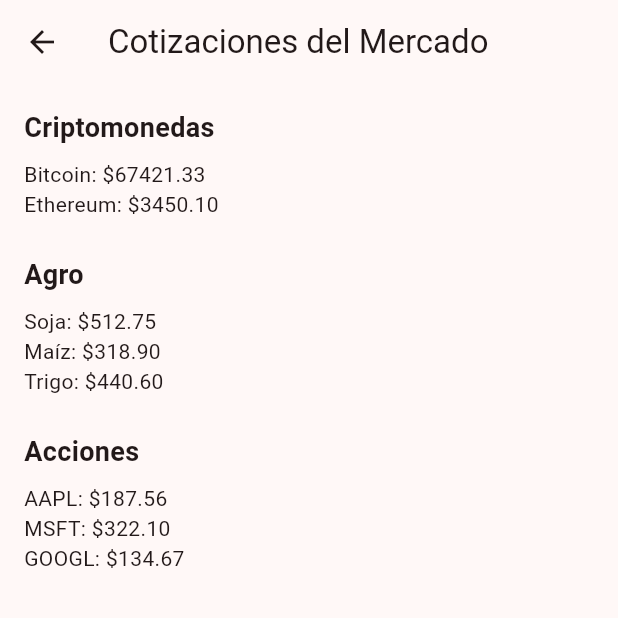
After one commit to arincassia/abaez-flutter001, a Flutter app: the MarketScreen screen opened directly, on a phone screen of 412 x 824 dp, the top half of it. The commit adds this screen. Run offline on Flutter 3.47's test engine with Material 3 defaults, Android fonts, the phone set to English and light mode, and no system bars.

Commit message:
Agrega ejemplos de clean arquitecture

```diff
--- /dev/null
+++ b/lib/api/service/market_data_service.dart
@@ -0,0 +1,28 @@
+import 'package:abaez/data/agro_commodities_repository.dart';
+import 'package:abaez/data/crypto_prices_repository.dart';
+import 'package:abaez/data/stock_market_repository.dart';
+
+class MarketDataService {
+  //Composición
+  final CryptoPricesRepository cryptoRepo;
+  final AgroCommoditiesRepository agroRepo;
+  final StockMarketRepository stockRepo;
+
+  MarketDataService({
+    required this.cryptoRepo,
+    required this.agroRepo,
+    required this.stockRepo,
+  });
+
+  Future<Map<String, dynamic>> getAllMarketData() async {
+    final crypto = await cryptoRepo.getCryptoPrices();
+    final agro = await agroRepo.getCommoditiesPrices();
+    final stocks = await stockRepo.getStockPrices();
+
+    return {
+      'Criptomonedas': crypto,
+      'Agro': agro,
+      'Acciones': stocks,
+    };
+  }
+}
--- /dev/null
+++ b/lib/data/agro_commodities_repository.dart
@@ -0,0 +1,10 @@
+class AgroCommoditiesRepository {
+  Future<Map<String, double>> getCommoditiesPrices() async {
+    await Future.delayed(Duration(milliseconds: 500));
+    return {
+      'Soja': 512.75,
+      'Maíz': 318.90,
+      'Trigo': 440.60,
+    };
+  }
+}
--- /dev/null
+++ b/lib/data/crypto_prices_repository.dart
@@ -0,0 +1,9 @@
+class CryptoPricesRepository {
+  Future<Map<String, double>> getCryptoPrices() async {
+    await Future.delayed(Duration(milliseconds: 500));
+    return {
+      'Bitcoin': 67421.33,
+      'Ethereum': 3450.10,
+    };
+  }
+}
--- /dev/null
+++ b/lib/data/stock_market_repository.dart
@@ -0,0 +1,10 @@
+class StockMarketRepository {
+  Future<Map<String, double>> getStockPrices() async {
+    await Future.delayed(Duration(milliseconds: 500));
+    return {
+      'AAPL': 187.56,
+      'MSFT': 322.10,
+      'GOOGL': 134.67,
+    };
+  }
+}
--- a/lib/views/login_screen.dart
+++ b/lib/views/login_screen.dart
@@ -1,3 +1,4 @@
+import 'package:abaez/views/market_screen.dart';
 import 'package:flutter/material.dart';
 import 'package:abaez/api/service/auth_service.dart';
 import 'package:abaez/views/welcom_srceen.dart';
@@ -76,7 +77,7 @@ class _LoginScreenState extends State<LoginScreen> {
                     Navigator.push(
                     context,
                     MaterialPageRoute(
-                    builder: (context) => WelcomeScreen(username: _usernameController.text.trim()),
+                    builder: (context) => MarketScreen(),
                   ),
                   );
                   }
--- /dev/null
+++ b/lib/views/market_screen.dart
@@ -0,0 +1,55 @@
+import 'package:abaez/api/service/market_data_service.dart';
+import 'package:abaez/data/agro_commodities_repository.dart';
+import 'package:abaez/data/crypto_prices_repository.dart';
+import 'package:abaez/data/stock_market_repository.dart';
+import 'package:flutter/material.dart';
+
+class MarketScreen extends StatelessWidget {
+  final MarketDataService service = MarketDataService(
+    cryptoRepo: CryptoPricesRepository(),
+    agroRepo: AgroCommoditiesRepository(),
+    stockRepo: StockMarketRepository(),
+  );
+
+  @override
+  Widget build(BuildContext context) {
+    return Scaffold(
+      appBar: AppBar(
+        title: Text('Cotizaciones del Mercado'),
+      ),
+      body: FutureBuilder<Map<String, dynamic>>(
+        future: service.getAllMarketData(),
+        builder: (context, snapshot) {
+          if (snapshot.connectionState == ConnectionState.waiting) {
+            return Center(child: CircularProgressIndicator());
+          }
+          if (!snapshot.hasData || snapshot.hasError) {
+            return Center(child: Text('Ocurrió un error 😕'));
+          }
+
+          final data = snapshot.data!;
+          return ListView(
+            padding: EdgeInsets.all(16),
+            children: data.entries.map((category) {
+              final sectionData = category.value as Map<String, double>;
+              return Column(
+                crossAxisAlignment: CrossAxisAlignment.start,
+                children: [
+                  Text(
+                    category.key,
+                    style: TextStyle(fontSize: 18, fontWeight: FontWeight.bold),
+                  ),
+                  SizedBox(height: 8),
+                  ...sectionData.entries.map(
+                    (entry) => Text('${entry.key}: \$${entry.value.toStringAsFixed(2)}'),
+                  ),
+                  SizedBox(height: 24),
+                ],
+              );
+            }).toList(),
+          );
+        },
+      ),
+    );
+  }
+}
```
Also changed, not shown: 1 other file.
